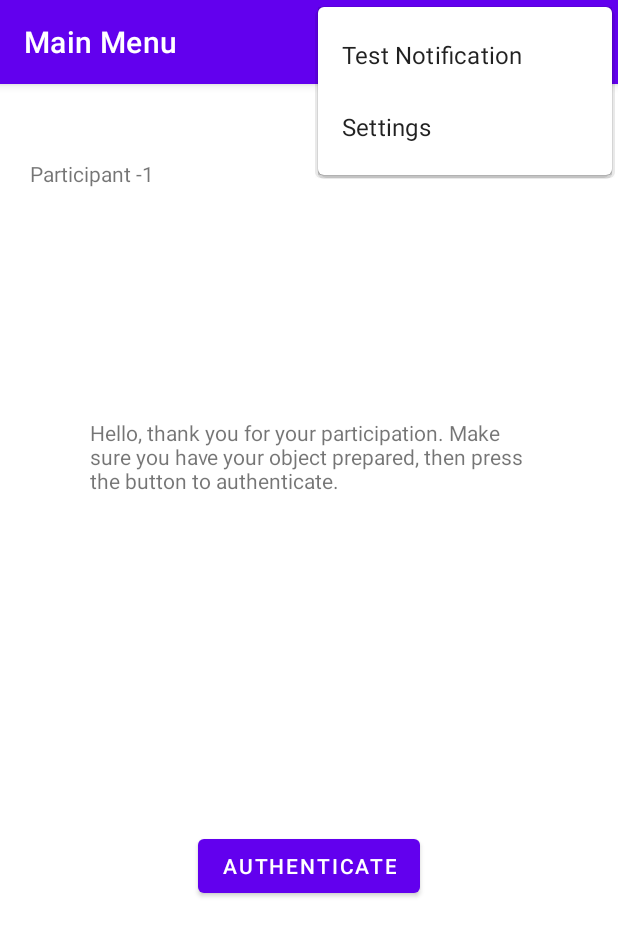
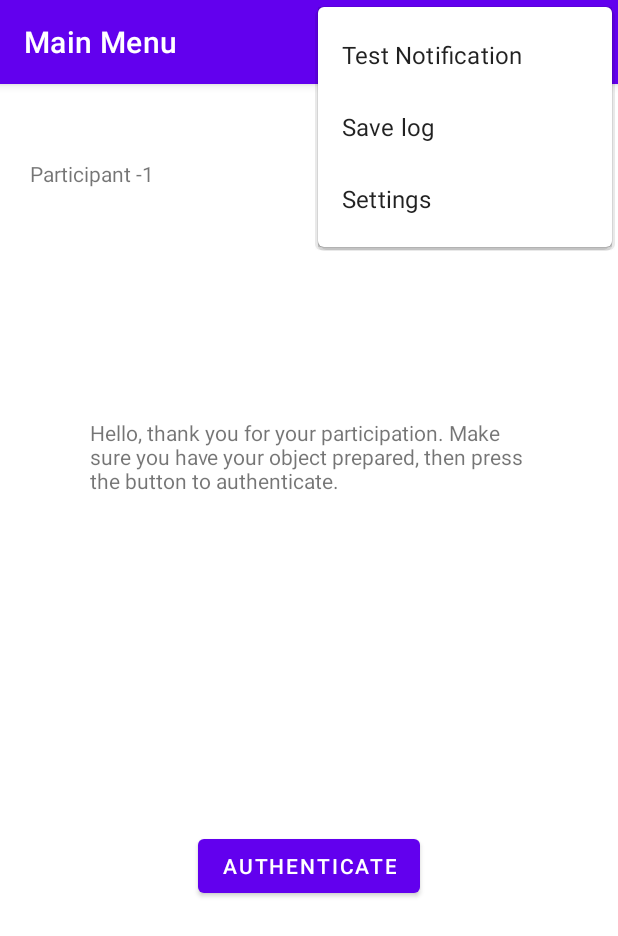
Before and after one commit to mTurner-beepboop/t2fa_project, an Android app: the screen it shows after launch (MainActivity), with the options menu open, on a phone screen of 412 x 824 dp. Shown: the top 936 px of the screen. Run offline under Robolectric (Android 15) with nearby library versions, the phone set to English and light mode, and no system bars; our stand-ins replace navigation-ui.

Commit message:
Added way to save the log file from the internal storage of the app into the downloads folder of the phone, this may have some problems if the external storage is not mounted, however the ocumentation is quite unclear on this, for now I'm assuming it's all correct

```diff
--- a/src/t2fa_app/app/src/main/AndroidManifest.xml
+++ b/src/t2fa_app/app/src/main/AndroidManifest.xml
@@ -1,6 +1,9 @@
 <?xml version="1.0" encoding="utf-8"?>
 <manifest xmlns:android="http://schemas.android.com/apk/res/android"
     package="com.turnerm.t2fa_app">
+
+    <uses-permission android:name="android.permission.WRITE_EXTERNAL_STORAGE" />
+    <uses-permission android:name="android.permission.READ_EXTERNAL_STORAGE" />
 
     <application
         android:allowBackup="true"
--- a/src/t2fa_app/app/src/main/res/menu/menu_main.xml
+++ b/src/t2fa_app/app/src/main/res/menu/menu_main.xml
@@ -12,4 +12,9 @@
         android:orderInCategory="1"
         android:title="@string/notify"
         app:showAsAction="never" />
+    <item
+        android:id="@+id/action_save_file"
+        android:orderInCategory="2"
+        android:title="@string/action_save"
+        app:showAsAction="never" />
 </menu>
--- a/src/t2fa_app/app/src/main/res/values/strings.xml
+++ b/src/t2fa_app/app/src/main/res/values/strings.xml
@@ -1,6 +1,7 @@
 <resources>
     <string name="app_name">TestApp</string>
     <string name="action_settings">Settings</string>
+    <string name="action_save">Save log</string>
     <!-- Strings used for fragments for navigation -->
     <string name="first_fragment_label">Main Menu</string>
     <string name="second_fragment_label">Authentication Page</string>
```
Also changed, not shown: src/t2fa_app/app/src/main/java/com/turnerm/t2fa_app/MainActivity.java (+76 -0 lines).
